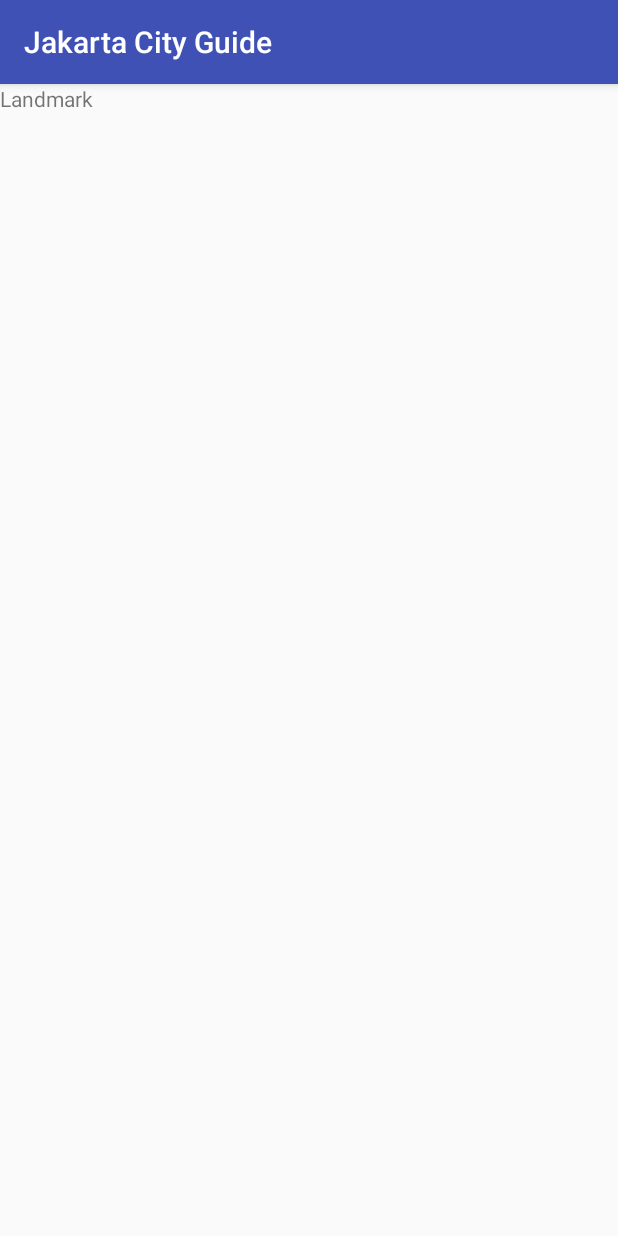
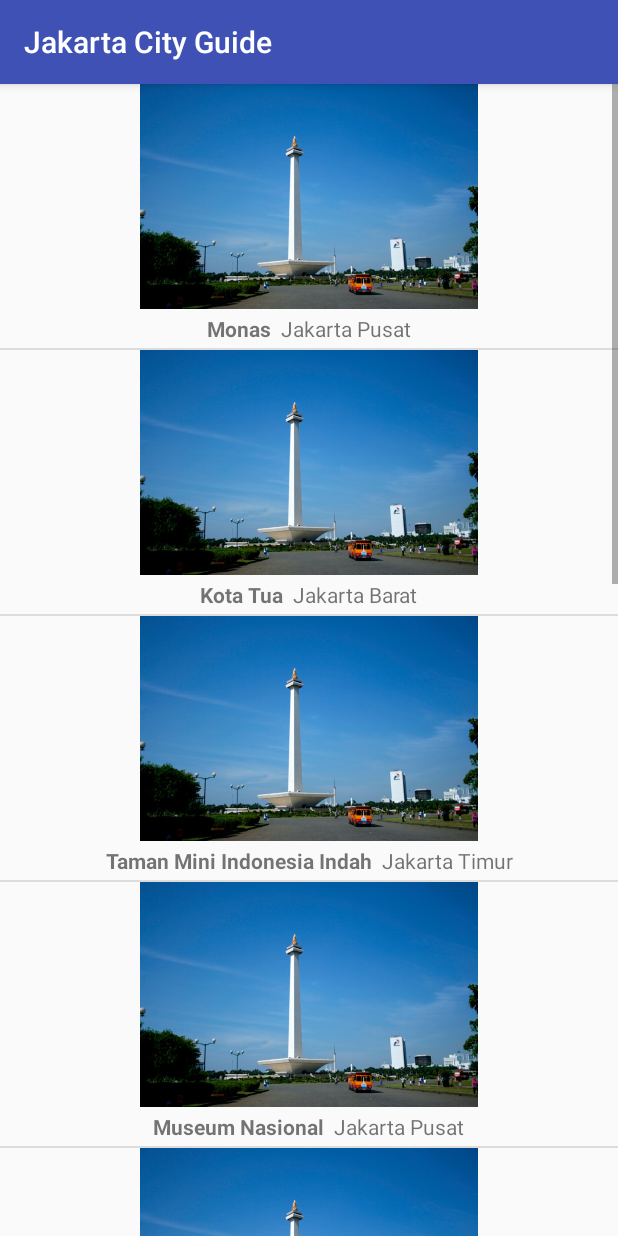
Before and after one commit to amyunus/JakartaCityGuide, an Android app: the fragment LandmarksFragment shown on its own in the app's theme, on a phone screen of 412 x 824 dp. Run offline under Robolectric (Android 15) with nearby library versions, the phone set to English and light mode, and no system bars.

Commit message:
Add content to Landmark fragment
Also delete dummy text on other fragments

```diff
--- a/app/src/main/java/com/amyunus/jakartacityguide/EventsFragment.java
+++ b/app/src/main/java/com/amyunus/jakartacityguide/EventsFragment.java
@@ -5,7 +5,6 @@ import android.support.v4.app.Fragment;
 import android.view.LayoutInflater;
 import android.view.View;
 import android.view.ViewGroup;
-import android.widget.TextView;
 
 /**
  * Created by amyunus on 8/6/17.
@@ -17,10 +16,6 @@ public class EventsFragment extends Fragment {
 
         View rootView = inflater.inflate(R.layout.activity_fragment, container, false);
 
-        TextView activityId = (TextView) rootView.findViewById(R.id.activity_id);
-
-        activityId.setText(R.string.events);
-
         return rootView;
     }
 }
--- a/app/src/main/java/com/amyunus/jakartacityguide/LandmarksFragment.java
+++ b/app/src/main/java/com/amyunus/jakartacityguide/LandmarksFragment.java
@@ -5,7 +5,9 @@ import android.support.v4.app.Fragment;
 import android.view.LayoutInflater;
 import android.view.View;
 import android.view.ViewGroup;
-import android.widget.TextView;
+import android.widget.ListView;
+
+import java.util.ArrayList;
 
 /**
  * Created by amyunus on 8/6/17.
@@ -17,9 +19,22 @@ public class LandmarksFragment  extends Fragment {
 
         View rootView = inflater.inflate(R.layout.activity_fragment, container, false);
 
-        TextView activityId = (TextView) rootView.findViewById(R.id.activity_id);
+        final ArrayList<Attraction> aLandmarks = new ArrayList<>();
 
-        activityId.setText(R.string.landmarks);
+        aLandmarks.add(0, new Attraction("Monas","Jakarta Pusat",R.drawable.monas));
+        aLandmarks.add(1, new Attraction("Kota Tua","Jakarta Barat",R.drawable.monas));
+        aLandmarks.add(2, new Attraction("Taman Mini Indonesia Indah","Jakarta Timur",R.drawable.monas));
+        aLandmarks.add(3, new Attraction("Museum Nasional","Jakarta Pusat",R.drawable.monas));
+        aLandmarks.add(4, new Attraction("Taman Suropati","Jakarta Pusat",R.drawable.monas));
+        aLandmarks.add(5, new Attraction("Museum Maritim","Jakarta Utara",R.drawable.monas));
+        aLandmarks.add(6, new Attraction("Masjid Istiqlal","Jakarta Pusat",R.drawable.monas));
+        aLandmarks.add(7, new Attraction("Ancol","Jakarta Utara",R.drawable.monas));
+        aLandmarks.add(8, new Attraction("Kebun Binatang Ragunan","Jakarta Selatan",R.drawable.monas));
+        aLandmarks.add(9, new Attraction("Museum Tekstil","Jakarta Barat",R.drawable.monas));
+
+        AttractionAdapter attractionList = new AttractionAdapter(getActivity(), R.layout.list_item, aLandmarks);
+        ListView listView = (ListView) rootView.findViewById(R.id.fragment);
+        listView.setAdapter(attractionList);
 
         return rootView;
     }
--- a/app/src/main/java/com/amyunus/jakartacityguide/RestaurantsFragment.java
+++ b/app/src/main/java/com/amyunus/jakartacityguide/RestaurantsFragment.java
@@ -5,7 +5,6 @@ import android.support.v4.app.Fragment;
 import android.view.LayoutInflater;
 import android.view.View;
 import android.view.ViewGroup;
-import android.widget.TextView;
 
 /**
  * Created by amyunus on 8/6/17.
@@ -17,10 +16,6 @@ public class RestaurantsFragment extends Fragment {
 
         View rootView = inflater.inflate(R.layout.activity_fragment, container, false);
 
-        TextView activityId = (TextView) rootView.findViewById(R.id.activity_id);
-
-        activityId.setText(R.string.restaurants);
-
         return rootView;
     }
 }
--- a/app/src/main/java/com/amyunus/jakartacityguide/TransportsFragment.java
+++ b/app/src/main/java/com/amyunus/jakartacityguide/TransportsFragment.java
@@ -5,7 +5,6 @@ import android.support.v4.app.Fragment;
 import android.view.LayoutInflater;
 import android.view.View;
 import android.view.ViewGroup;
-import android.widget.TextView;
 
 /**
  * Created by amyunus on 8/6/17.
@@ -17,10 +16,6 @@ public class TransportsFragment extends Fragment {
 
         View rootView = inflater.inflate(R.layout.activity_fragment, container, false);
 
-        TextView activityId = (TextView) rootView.findViewById(R.id.activity_id);
-
-        activityId.setText(R.string.transports);
-
         return rootView;
     }
 }
--- a/app/src/main/res/layout/activity_fragment.xml
+++ b/app/src/main/res/layout/activity_fragment.xml
@@ -1,13 +1,7 @@
 <?xml version="1.0" encoding="utf-8"?>
-<LinearLayout xmlns:android="http://schemas.android.com/apk/res/android"
+<ListView xmlns:android="http://schemas.android.com/apk/res/android"
     android:id="@+id/fragment"
     android:layout_width="match_parent"
     android:layout_height="match_parent"
     android:orientation="vertical">
-
-    <TextView
-        android:id="@+id/activity_id"
-        android:layout_width="wrap_content"
-        android:layout_height="wrap_content" />
-
-</LinearLayout>
+</ListView>
```
